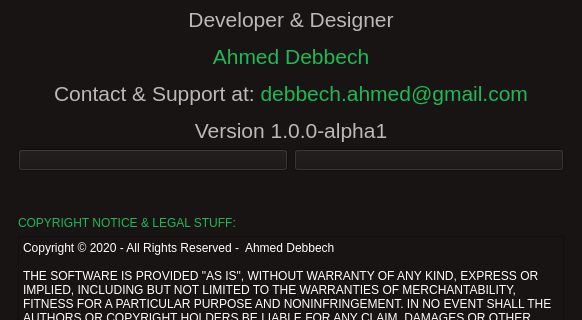
The window that mutak/mainwindow.ui (ahmed-debbech/mutak) describes before a commit, drawn with Qt 5; both pictures show x 0 to 582 and y 198 to 518 of the 582 by 734 pixel window.
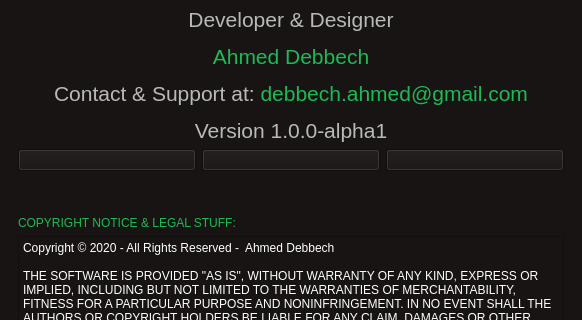
The same window after the commit. The open tabs and pages were chosen to show the change.

Commit message: Add github button in about section

The edit to the form file:
```diff
--- a/mutak/mainwindow.ui
+++ b/mutak/mainwindow.ui
@@ -715,6 +715,13 @@
             </property>
            </widget>
           </item>
+          <item>
+           <widget class="QPushButton" name="github">
+            <property name="text">
+             <string/>
+            </property>
+           </widget>
+          </item>
          </layout>
         </item>
         <item>
```
The commit also changes 7 other files.
